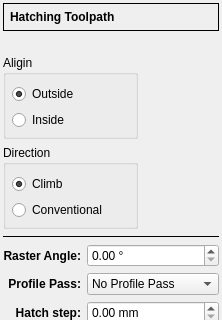
Old version of the form GGEasy/forms/hatchingform.ui in the repository XRay3D/GERBER_X3; both pictures show x 0 to 222 and y 0 to 320 of the 222 by 480 pixel window.
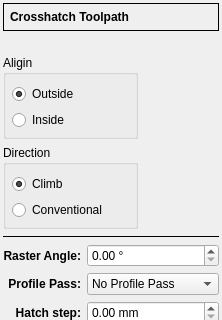
New version of the form. Icons and pictures are not drawn. Custom widgets are drawn as their Qt base class.

Commit message: Fix name and calcScanLines

```diff
--- a/GGEasy/forms/hatchingform.ui
+++ b/GGEasy/forms/hatchingform.ui
@@ -71,7 +71,7 @@
          </font>
         </property>
         <property name="text">
-         <string>Hatching Toolpath</string>
+         <string>Crosshatch Toolpath</string>
         </property>
        </widget>
       </item>
```
The commit also changes 2 other files.
